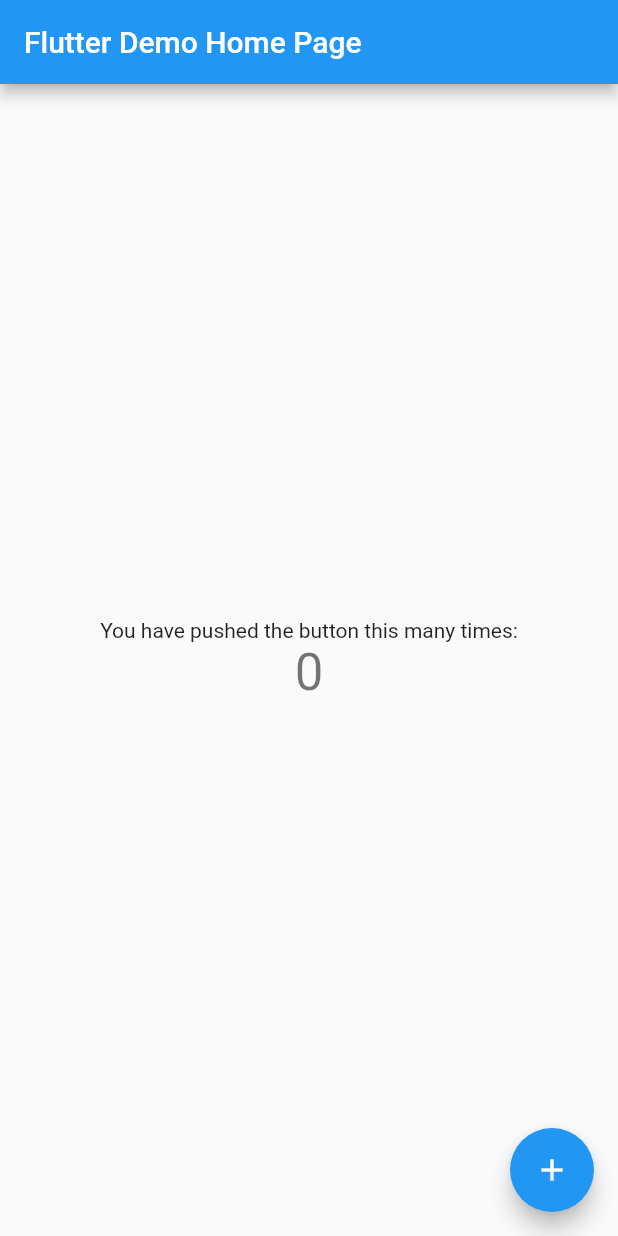
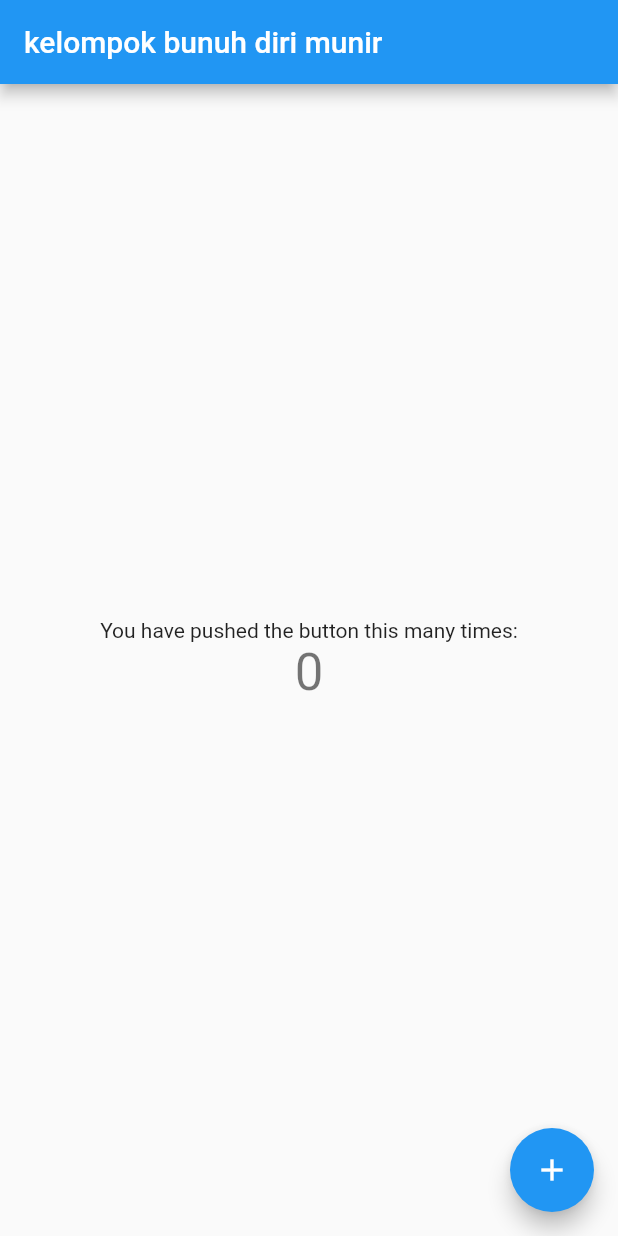
Before and after one commit to dinggasukapaus/KELOMPOK_8_SDGS, a Flutter app: the screen it shows after launch, on a phone screen of 412 x 824 dp. Run offline on Flutter 3.47's test engine with Material 2 defaults, Android fonts, the phone set to English and light mode, and no system bars.

Commit message:
nambah comend

```diff
--- a/lib/main.dart
+++ b/lib/main.dart
@@ -5,6 +5,7 @@ void main() {
 }
 
 //test commit
+//test commit 2
 class MyApp extends StatelessWidget {
   // This widget is the root of your application.
   @override
@@ -74,7 +75,7 @@ class _MyHomePageState extends State<MyHomePage> {
       appBar: AppBar(
         // Here we take the value from the MyHomePage object that was created by
         // the App.build method, and use it to set our appbar title.
-        title: Text(widget.title),
+        title: Text('kelompok bunuh diri munir'),
       ),
       body: Center(
         // Center is a layout widget. It takes a single child and positions it
```
Also changed, not shown: 1 other file.
